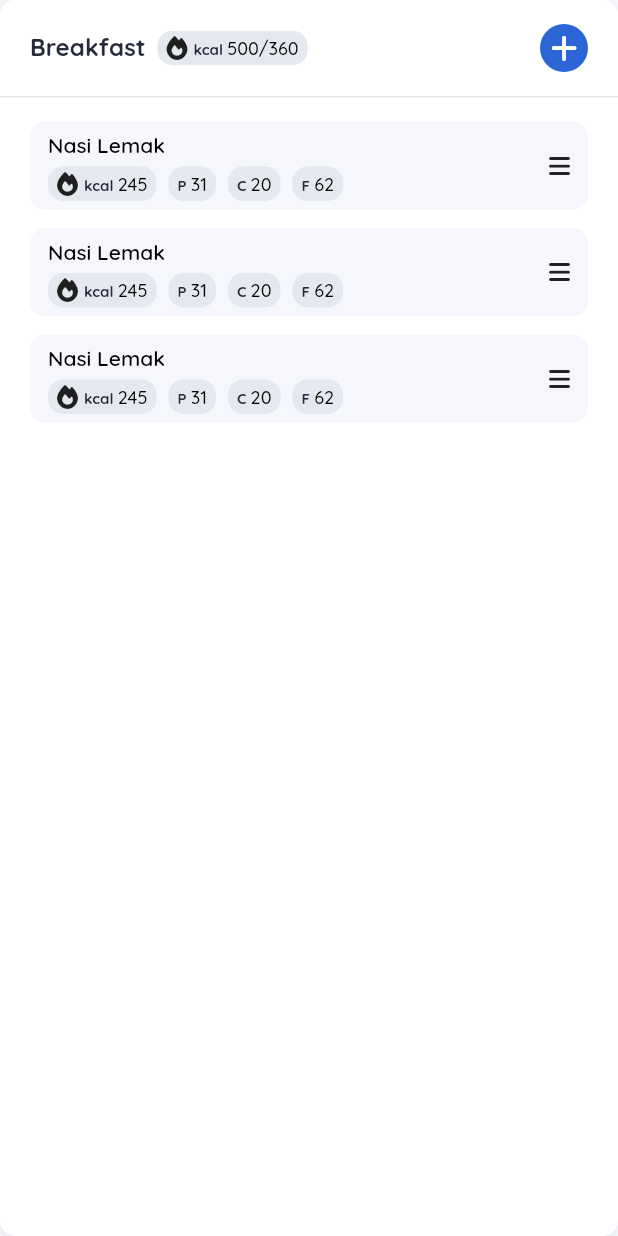
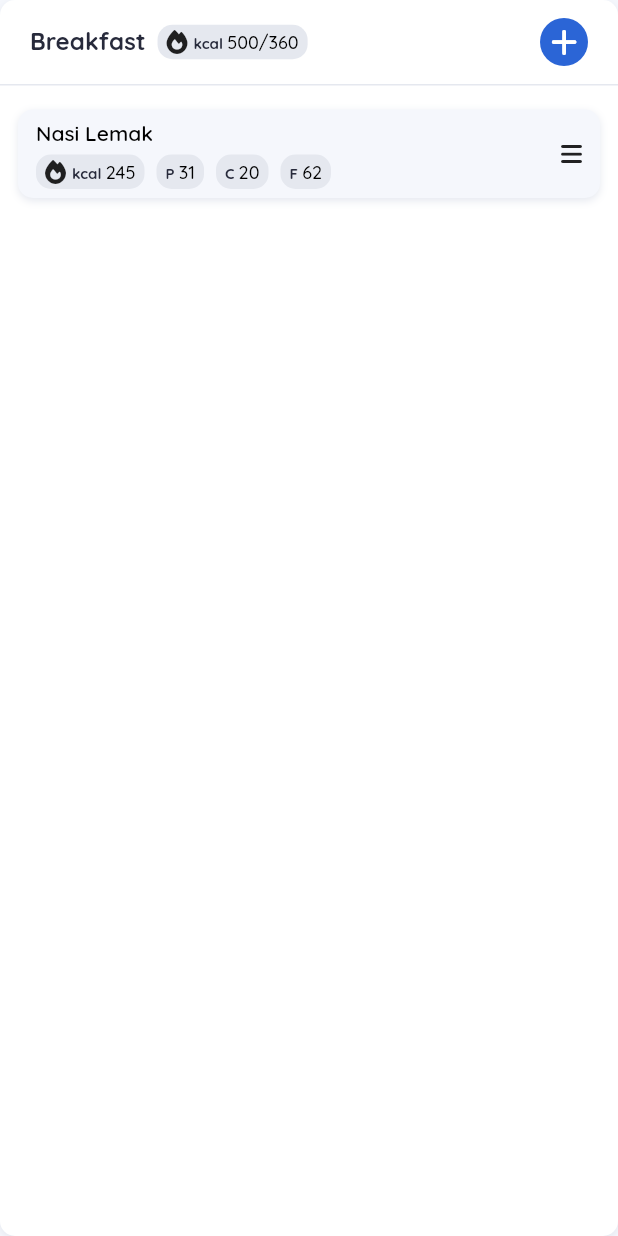
Before and after one commit to Chandrageraldy/flux, a Flutter app: the MealDiaryCard widget shown alone on an empty page, opened directly, on a phone screen of 412 x 824 dp. Run offline on Flutter 3.47's test engine with Material 3 defaults, Android fonts, the phone set to English and light mode, and no system bars; our stand-ins replace auto_route, easy_date_timeline, flutter_easyloading, flutter_form_builder, font_awesome_flutter, form_builder_validators and 4 more; accounts and stored records are empty; statements that could not run were skipped.

Commit message:
update diary_page.dart

```diff
--- a/lib/app/assets/styles/app_styles.dart
+++ b/lib/app/assets/styles/app_styles.dart
@@ -13,6 +13,7 @@ class AppStyles {
   static const kPaddOT6 = EdgeInsets.only(top: 6.0);
   static const kPaddOT20 = EdgeInsets.only(top: 20.0);
   static const kPaddOT20B5 = EdgeInsets.only(top: 20.0, bottom: 5.0);
+  static const kPaddOL20R20B16 = EdgeInsets.only(left: 20.0, right: 20.0, bottom: 16.0);
   static const kPaddOR12 = EdgeInsets.only(right: 12.0);
   // Padding SIDES
   static const kPaddOL20R8 = EdgeInsets.only(left: 20.0, right: 8.0);
--- a/lib/app/widgets/food/meal_diary_card.dart
+++ b/lib/app/widgets/food/meal_diary_card.dart
@@ -18,8 +18,8 @@ class MealDiaryCard extends StatelessWidget {
           getHeaderContainer(context),
           getDivider(context),
           ListView.separated(
-            padding: AppStyles.kPaddSV16H20,
-            itemCount: 3,
+            padding: AppStyles.kPaddSV16H12,
+            itemCount: 1,
             shrinkWrap: true,
             physics: const NeverScrollableScrollPhysics(),
             itemBuilder: (context, index) => MealFoodDisplayCard(),
@@ -39,7 +39,7 @@ extension _WidgetFactories on MealDiaryCard {
   // Header Container
   Widget getHeaderContainer(BuildContext context) {
     return Container(
-      padding: AppStyles.kPaddSV16H20,
+      padding: AppStyles.kPaddSV12H20,
       child: Row(
         mainAxisAlignment: MainAxisAlignment.spaceBetween,
         children: [
--- a/lib/app/widgets/food/meal_food_display_card.dart
+++ b/lib/app/widgets/food/meal_food_display_card.dart
@@ -23,7 +23,7 @@ class MealFoodDisplayCard extends StatelessWidget {
                 spacing: AppStyles.kSpac8,
                 children: [
                   NutritionTag(
-                    tag: 'kcal',
+                    tag: S.current.calorieUnit,
                     label: '245',
                     icon: FaIcon(FontAwesomeIcons.fire, size: AppStyles.kIconSize16),
                   ),
@@ -51,6 +51,9 @@ abstract class _Styles {
     return BoxDecoration(
       color: context.theme.colorScheme.surface,
       borderRadius: AppStyles.kRad10,
+      boxShadow: [
+        BoxShadow(color: context.theme.colorScheme.tertiaryFixedDim, blurRadius: 4, offset: const Offset(0, 2)),
+      ],
     );
   }
 
--- a/lib/l10n/intl_en.arb
+++ b/lib/l10n/intl_en.arb
@@ -124,5 +124,6 @@
     "calorieLabel": "Calorie",
     "calorieFormula": "Remaining = Goal - Logged",
     "remainingLabel": "Remaining",
-    "macronutrientsLabel": "Macronutrients"
+    "macronutrientsLabel": "Macronutrients",
+    "loggedMealsLabel": "Logged Meals"
 }
```
Also changed, not shown: lib/app/views/diary_page/diary_page.dart (+23 -6 lines), lib/generated/intl/messages_en.dart, lib/generated/l10n.dart.
